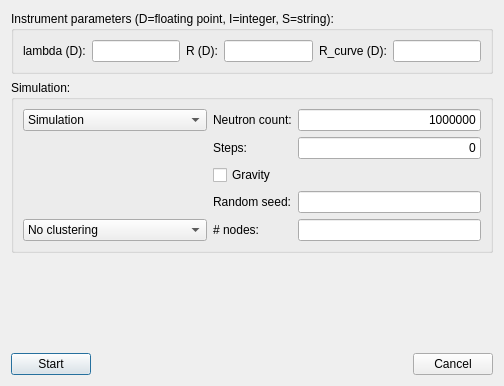
Qt form tools/Python/mcgui/ssd.ui (McStasMcXtrace/McCode) before a commit.
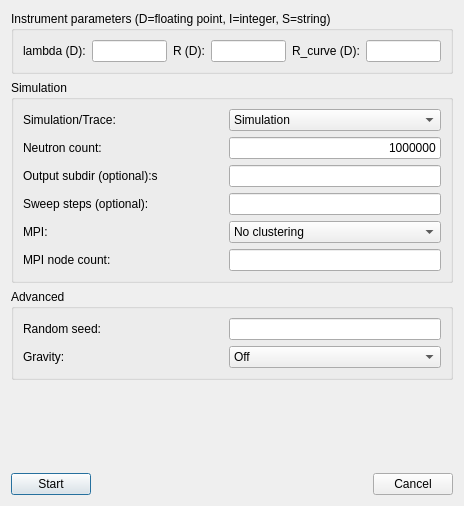
The same form after that commit.

Commit message: start simulation dialog: added "output directory" option, improved widget layout

```diff
--- a/tools/Python/mcgui/ssd.ui
+++ b/tools/Python/mcgui/ssd.ui
@@ -6,20 +6,18 @@
    <rect>
     <x>0</x>
     <y>0</y>
-    <width>504</width>
-    <height>386</height>
+    <width>464</width>
+    <height>506</height>
    </rect>
   </property>
   <property name="windowTitle">
    <string>Start simulation</string>
   </property>
-  <layout class="QVBoxLayout" name="verticalLayout_4">
-   <item>
-    <layout class="QVBoxLayout" name="verticalLayout">
+  <layout class="QVBoxLayout" name="verticalLayout_5">
      <item>
       <widget class="QGroupBox" name="gbxGrid">
        <property name="title">
-        <string>Instrument parameters (D=floating point, I=integer, S=string):</string>
+      <string>Instrument parameters (D=floating point, I=integer, S=string)</string>
        </property>
        <layout class="QVBoxLayout" name="verticalLayout_2">
         <item>
@@ -74,12 +72,12 @@
      <item>
       <widget class="QGroupBox" name="gbxSim">
        <property name="title">
-        <string>Simulation:</string>
+      <string>Simulation</string>
        </property>
        <layout class="QVBoxLayout" name="verticalLayout_3">
         <item>
-         <layout class="QGridLayout" name="gridLayout_2">
-          <item row="1" column="0">
+       <layout class="QGridLayout" name="gridSim">
+        <item row="0" column="2">
            <widget class="QComboBox" name="cbxSimTrace">
             <property name="sizePolicy">
              <sizepolicy hsizetype="MinimumExpanding" vsizetype="Fixed">
@@ -99,7 +97,71 @@
             </item>
            </widget>
           </item>
-          <item row="6" column="0">
+        <item row="3" column="2">
+         <widget class="QLineEdit" name="edtSteps">
+          <property name="text">
+           <string/>
+          </property>
+          <property name="alignment">
+           <set>Qt::AlignRight|Qt::AlignTrailing|Qt::AlignVCenter</set>
+          </property>
+         </widget>
+        </item>
+        <item row="1" column="2">
+         <widget class="QLineEdit" name="edtNeutronCnt">
+          <property name="text">
+           <string>1000000</string>
+          </property>
+          <property name="alignment">
+           <set>Qt::AlignRight|Qt::AlignTrailing|Qt::AlignVCenter</set>
+          </property>
+         </widget>
+        </item>
+        <item row="8" column="2">
+         <widget class="QLineEdit" name="edtNodes">
+          <property name="text">
+           <string/>
+          </property>
+          <property name="alignment">
+           <set>Qt::AlignRight|Qt::AlignTrailing|Qt::AlignVCenter</set>
+          </property>
+         </widget>
+        </item>
+        <item row="0" column="1">
+         <widget class="QLabel" name="lblSimTrace">
+          <property name="minimumSize">
+           <size>
+            <width>200</width>
+            <height>0</height>
+           </size>
+          </property>
+          <property name="text">
+           <string>Simulation/Trace: </string>
+          </property>
+         </widget>
+        </item>
+        <item row="3" column="1">
+         <widget class="QLabel" name="lblSweepSteps">
+          <property name="text">
+           <string>Sweep steps (optional):</string>
+          </property>
+         </widget>
+        </item>
+        <item row="1" column="1">
+         <widget class="QLabel" name="lblNeutronCount">
+          <property name="text">
+           <string>Neutron count:</string>
+          </property>
+         </widget>
+        </item>
+        <item row="5" column="1">
+         <widget class="QLabel" name="lblMpi">
+          <property name="text">
+           <string>MPI:</string>
+          </property>
+         </widget>
+        </item>
+        <item row="5" column="2">
            <widget class="QComboBox" name="cbxClustering">
             <property name="sizePolicy">
              <sizepolicy hsizetype="MinimumExpanding" vsizetype="Fixed">
@@ -124,73 +186,75 @@
             </item>
            </widget>
           </item>
-          <item row="1" column="2">
-           <widget class="QLineEdit" name="edtNeutronCnt">
+        <item row="8" column="1">
+         <widget class="QLabel" name="lblMpiNodes">
             <property name="text">
-             <string>1000000</string>
-            </property>
-            <property name="alignment">
-             <set>Qt::AlignRight|Qt::AlignTrailing|Qt::AlignVCenter</set>
-            </property>
-           </widget>
-          </item>
-          <item row="6" column="1">
-           <widget class="QLabel" name="label_3">
-            <property name="text">
-             <string># nodes:</string>
-            </property>
-           </widget>
-          </item>
-          <item row="4" column="2">
-           <widget class="QLineEdit" name="lineEdit">
-            <property name="alignment">
-             <set>Qt::AlignRight|Qt::AlignTrailing|Qt::AlignVCenter</set>
-            </property>
-           </widget>
-          </item>
-          <item row="4" column="1">
-           <widget class="QLabel" name="label_5">
-            <property name="text">
-             <string>Random seed:</string>
+           <string>MPI node count:</string>
             </property>
            </widget>
           </item>
           <item row="2" column="1">
            <widget class="QLabel" name="label">
             <property name="text">
-             <string>Steps:</string>
-            </property>
-           </widget>
-          </item>
-          <item row="1" column="1">
-           <widget class="QLabel" name="label_4">
-            <property name="text">
-             <string>Neutron count:</string>
+           <string>Output subdir (optional):s</string>
             </property>
            </widget>
           </item>
           <item row="2" column="2">
-           <widget class="QLineEdit" name="edtSteps">
+         <widget class="QLineEdit" name="edtOutputDir"/>
+        </item>
+       </layout>
+      </item>
+     </layout>
+    </widget>
+   </item>
+   <item>
+    <widget class="QGroupBox" name="gbxAdvanced">
+     <property name="title">
+      <string>Advanced</string>
+     </property>
+     <layout class="QVBoxLayout" name="verticalLayout_4">
+      <item>
+       <layout class="QGridLayout" name="gridAdvanced">
+        <item row="0" column="0">
+         <widget class="QLabel" name="lblRandomSeed">
+          <property name="minimumSize">
+           <size>
+            <width>200</width>
+            <height>0</height>
+           </size>
+          </property>
             <property name="text">
-             <string>0</string>
-            </property>
+           <string>Random seed:</string>
+          </property>
+         </widget>
+        </item>
+        <item row="0" column="1">
+         <widget class="QLineEdit" name="edtRandomSeed">
             <property name="alignment">
              <set>Qt::AlignRight|Qt::AlignTrailing|Qt::AlignVCenter</set>
             </property>
            </widget>
           </item>
-          <item row="3" column="1">
-           <widget class="QCheckBox" name="checkBox">
+        <item row="1" column="0">
+         <widget class="QLabel" name="lblGravity">
             <property name="text">
-             <string>Gravity</string>
+           <string>Gravity:</string>
             </property>
            </widget>
           </item>
-          <item row="6" column="2">
-           <widget class="QLineEdit" name="edtNodes">
-            <property name="alignment">
-             <set>Qt::AlignRight|Qt::AlignTrailing|Qt::AlignVCenter</set>
-            </property>
+        <item row="1" column="1">
+         <widget class="QComboBox" name="cbxGravity">
+          <item>
+           <property name="text">
+            <string>Off</string>
+           </property>
+          </item>
+          <item>
+           <property name="text">
+            <string>On</string>
+           </property>
+          </item>
            </widget>
           </item>
          </layout>
@@ -206,13 +270,13 @@
        <property name="sizeHint" stdset="0">
         <size>
          <width>20</width>
-         <height>40</height>
+       <height>73</height>
         </size>
        </property>
       </spacer>
      </item>
      <item>
-      <layout class="QHBoxLayout" name="horizontalLayout_3">
+    <layout class="QHBoxLayout" name="hloAll">
        <item>
         <widget class="QPushButton" name="btnStart">
          <property name="text">
@@ -246,8 +310,6 @@
       </layout>
      </item>
     </layout>
-   </item>
-  </layout>
  </widget>
  <resources/>
  <connections/>
```
Left out of the diff: 19 changed lines with no effect on the pictures. Lines whose indentation alone changed are shown as unchanged. The commit also changes 2 other files.
